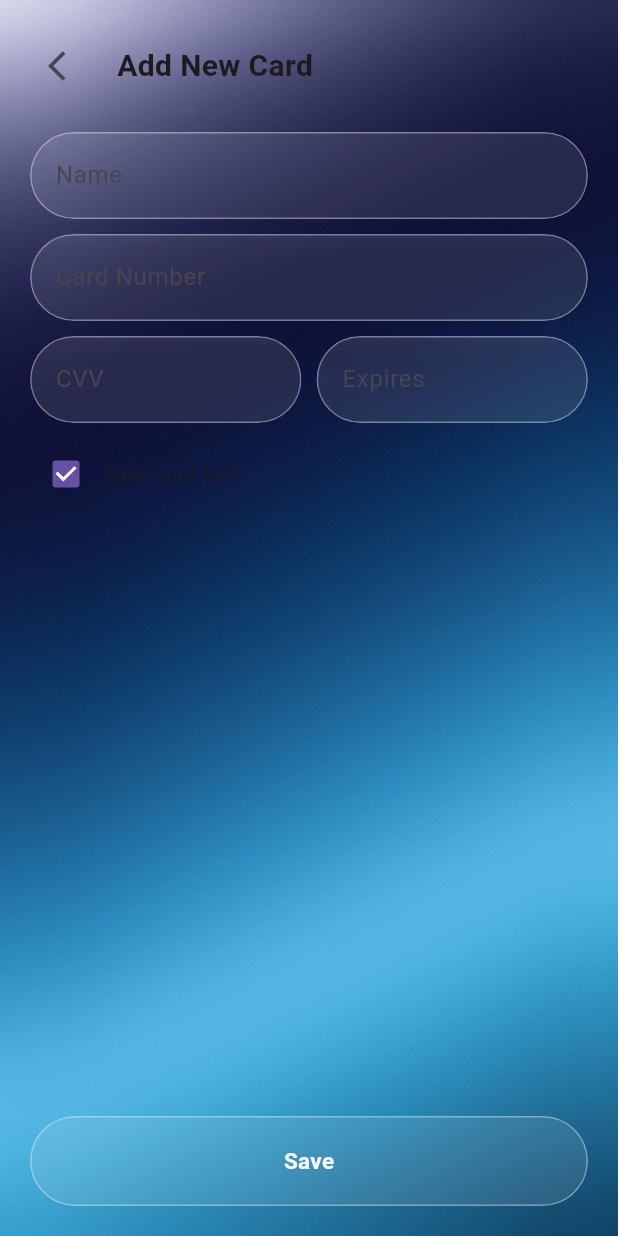
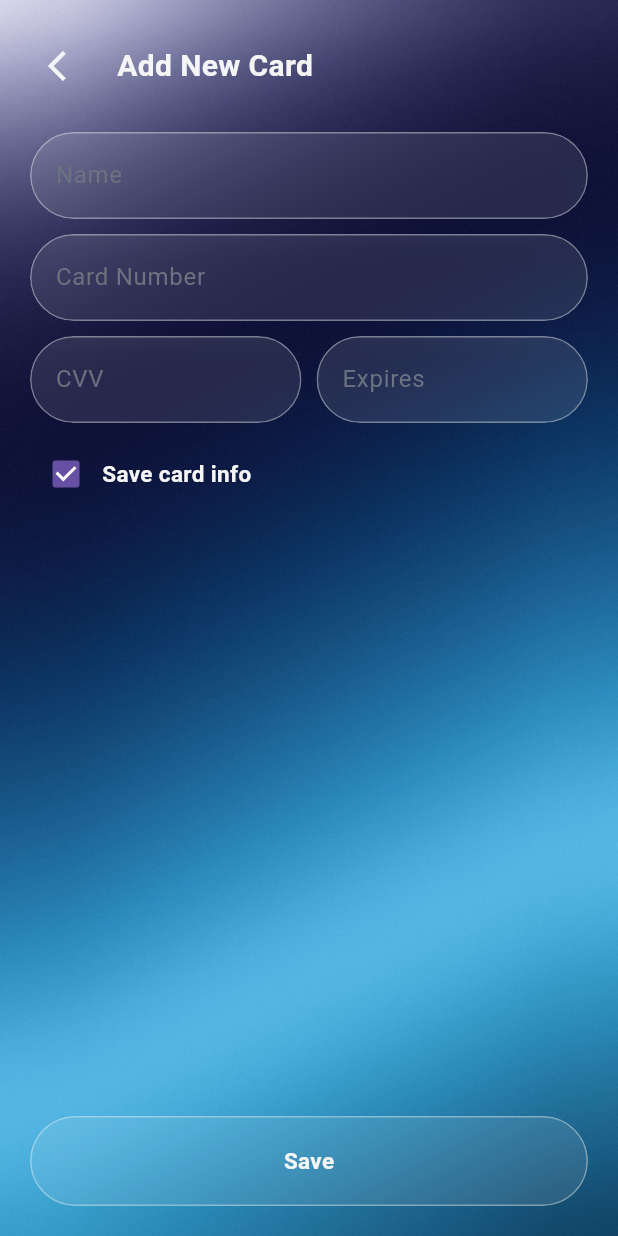
Before and after one commit to yornnonakh/e_commerces_app, a Flutter app: the AddCardWidget screen opened directly, on a phone screen of 412 x 824 dp. Run offline on Flutter 3.47's test engine with Material 3 defaults, Android fonts, the phone set to English and light mode, and no system bars; our stand-ins replace firebase_auth, firebase_core, flutter_image_slideshow, get, get_storage; accounts and stored records are empty.

Commit message:
add the new feature

```diff
--- a/lib/modules/auth/view/screen/login_screen.dart
+++ b/lib/modules/auth/view/screen/login_screen.dart
@@ -109,7 +109,7 @@ class LoginScreen extends StatelessWidget {
         TextButton(
           onPressed: () => Get.to(() => SignUpScreen()),
           child: Text("Sign Up", style: TextStyle(
-            color: AppColors.grey500
+            color: AppColors.backgroundLight
           ),),
         ),
       ],
@@ -118,7 +118,7 @@ class LoginScreen extends StatelessWidget {
   Row get divider {
     return Row(
       children: [
-        Expanded(child: Divider(color: AppColors.grey500)),
+        Expanded(child: Divider(color: AppColors.backgroundLight)),
         Padding(
           padding: EdgeInsets.symmetric(horizontal: 10),
           child: Text(
@@ -126,7 +126,7 @@ class LoginScreen extends StatelessWidget {
             style: AppTextStyle.categoryTextStyle,
           ),
         ),
-        Expanded(child: Divider(color: AppColors.grey500)),
+        Expanded(child: Divider(color: AppColors.backgroundLight)),
       ],
     );
   }
--- a/lib/modules/auth/view/screen/sign_up_screen.dart
+++ b/lib/modules/auth/view/screen/sign_up_screen.dart
@@ -137,7 +137,7 @@ class SignUpScreen extends StatelessWidget {
         TextButton(
           onPressed: () => Get.to(() => LoginScreen()),
           child: Text("Login", style: TextStyle(
-            color: AppColors.grey500
+            color: AppColors.backgroundLight
           ),),
         ),
       ],
@@ -147,7 +147,8 @@ class SignUpScreen extends StatelessWidget {
   Row get divider {
     return Row(
       children: [
-        Expanded(child: Divider(color: AppColors.grey500)),
+        Expanded(child: Divider(color: AppColors.
+        backgroundLight)),
         Padding(
           padding: EdgeInsets.symmetric(horizontal: 10),
           child: Text(
--- a/lib/modules/home/view/screen/home_screen.dart
+++ b/lib/modules/home/view/screen/home_screen.dart
@@ -1,4 +1,3 @@
-import 'package:e_commerces/modules/home/view/screen/favorite_screen.dart';
 import 'package:e_commerces/modules/home/view/screen/shopping_screen.dart';
 import 'package:e_commerces/modules/home/view/widget/category_widget.dart';
 import 'package:e_commerces/modules/home/view/widget/slide_show_widget.dart';
--- a/lib/modules/home/view/screen/product_detail.dart
+++ b/lib/modules/home/view/screen/product_detail.dart
@@ -194,6 +194,8 @@ class ProductDetail extends StatelessWidget {
                             Get.snackbar(
                               "Success",
                               "${product.name} added to cart",
+                              colorText: AppColors.backgroundLight,
+
                               snackPosition: SnackPosition.BOTTOM,
                             );
                             Get.to(() => ShoppingScreen());
--- a/lib/modules/home/view/screen/success_screen.dart
+++ b/lib/modules/home/view/screen/success_screen.dart
@@ -64,7 +64,7 @@ class SuccessScreen extends StatelessWidget {
                 Spacer(),
                 GestureDetector(
                   onTap: () {
-                    Get.snackbar("Info", " Tracking coming soon 🚚 ");
+                    Get.snackbar("Info", " Tracking coming soon 🚚 ", colorText: AppColors.backgroundLight);
                   },
                   child: GlassCard(
                     width: 250,
--- a/lib/modules/home/view/widget/add_card_widget.dart
+++ b/lib/modules/home/view/widget/add_card_widget.dart
@@ -1,4 +1,5 @@
 import 'package:e_commerces/app/config/app_assets.dart';
+import 'package:e_commerces/app/theme/app_colors.dart';
 import 'package:e_commerces/app/theme/app_text_style.dart';
 import 'package:e_commerces/modules/home/view/screen/success_screen.dart';
 import 'package:e_commerces/modules/home/view/widget/glass_card_widget.dart';
@@ -37,7 +38,7 @@ class AddCardWidget extends StatelessWidget {
                       onPressed: () {
                         Get.back();
                       },
-                      icon: Icon(Icons.arrow_back_ios),
+                      icon: Icon(Icons.arrow_back_ios, color: AppColors.backgroundLight,),
                     ),
                     SizedBox(width: 10),
                     Text(
@@ -45,6 +46,7 @@ class AddCardWidget extends StatelessWidget {
                       style: TextStyle(
                         fontSize: 20,
                         fontWeight: FontWeight.bold,
+                        color: AppColors.backgroundLight
                       ),
                     ),
                   ],
@@ -70,7 +72,7 @@ class AddCardWidget extends StatelessWidget {
                 Row(
                   children: [
                     Checkbox(value: true, onChanged: (v) {}),
-                    Text("Save card info"),
+                    Text("Save card info", style: AppTextStyle.categoryTextStyle,),
                   ],
                 ),
 
@@ -112,6 +114,9 @@ class AddCardWidget extends StatelessWidget {
         controller: controller,
         decoration: InputDecoration(
           hintText: hint,
+          hintStyle: TextStyle(
+            color: AppColors.grey500
+          ),
           border: OutlineInputBorder(
             borderRadius: BorderRadius.circular(12),
             borderSide: BorderSide.none,
@@ -127,7 +132,7 @@ class AddCardWidget extends StatelessWidget {
         numberController.text.isEmpty ||
         cvvController.text.isEmpty ||
         expireController.text.isEmpty) {
-      Get.snackbar("Error", "Please fill all fields");
+      Get.snackbar("Error", "Please fill all fields",colorText: AppColors.backgroundLight);
       return;
     }
 
```
Also changed, not shown: lib/modules/home/controller/products_controller.dart (+10 -10 lines), 12 other files.
